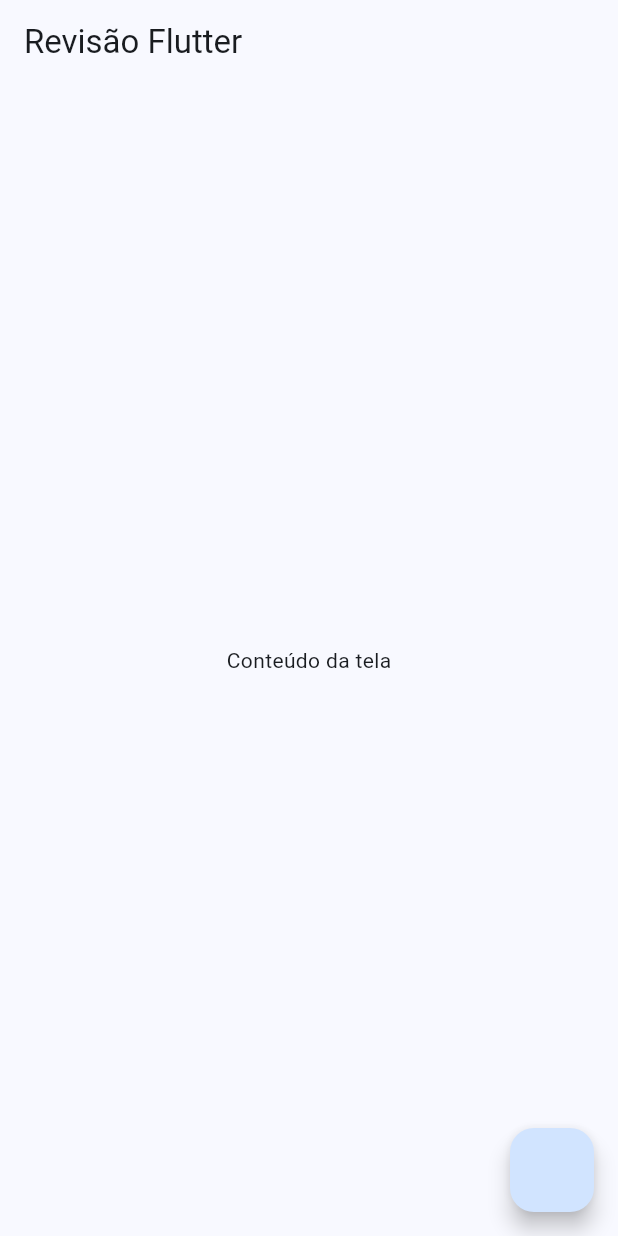
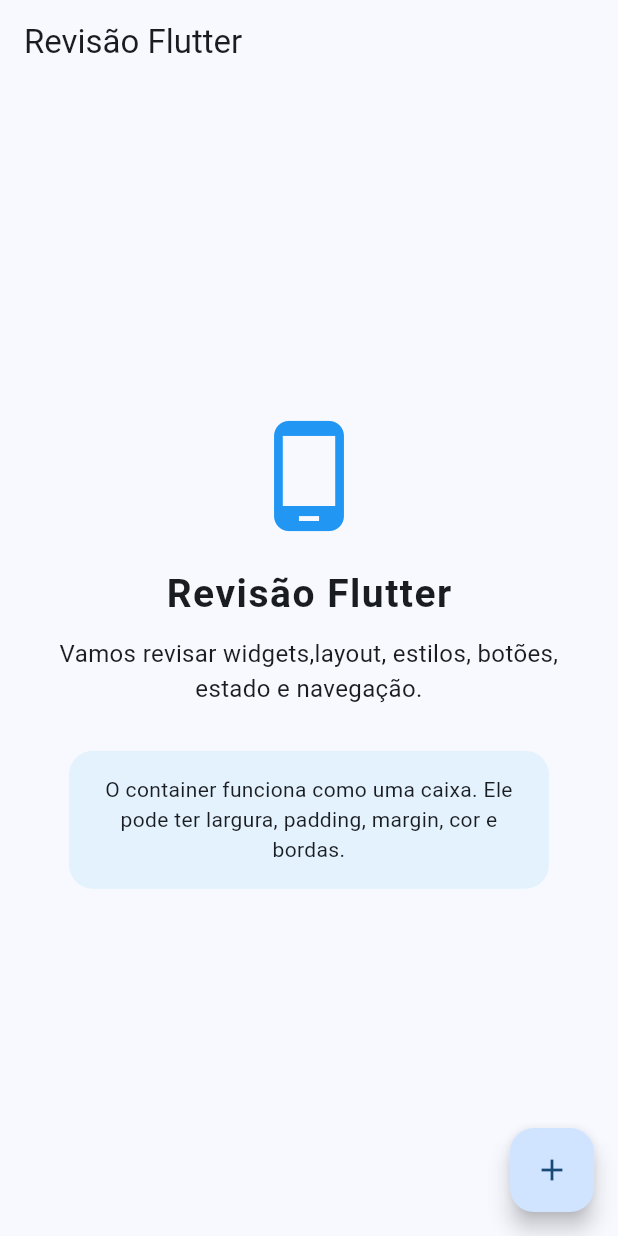
Before and after one commit to HenriquePoltronieri/Flutter-escola, a Flutter app: the screen it shows after launch, on a phone screen of 412 x 824 dp. Run offline on Flutter 3.47's test engine with Material 3 defaults, Android fonts, the phone set to English and light mode, and no system bars; our stand-ins replace device_preview.

Commit message:
atualização revisão

```diff
--- a/revisao_flutter/revisao/lib/pages/tela_revisao.dart
+++ b/revisao_flutter/revisao/lib/pages/tela_revisao.dart
@@ -1,11 +1,10 @@
 import 'package:flutter/material.dart';
 
-class TelaRevisao extends StatefulWidget { // Mudar de estado
+class TelaRevisao extends StatefulWidget {  // Mudar de estado
   const TelaRevisao({super.key});
 
   @override
-  State<TelaRevisao> createState() => _TelaRevisaoState();
-  //Onde fica os dados
+  State<TelaRevisao> createState() => _TelaRevisaoState(); //Onde fica os dados
 }
 
 class _TelaRevisaoState extends State<TelaRevisao> { //A tela que vai mudar de estado
@@ -14,21 +13,77 @@
   @override
   Widget build(BuildContext context) {
     return Scaffold( //Corpo da aplicação
-  appBar: AppBar( //Cabeçalho
-    title: const Text("Revisão Flutter"),
+
+
+      appBar: AppBar( //Cabeçalho
+        title: const Text("Revisão Flutter"),
       ),
 
-      body: const Center ( //Centraliza o conteúdo dentro dele
-        child: Text("Conteúdo da tela"),
+
+      body: SafeArea(
+        child: Padding(
+          padding: const EdgeInsets.all(20),
+          child: Column(
+            mainAxisAlignment: MainAxisAlignment.center, // Centraliza verticalmente
+            crossAxisAlignment: CrossAxisAlignment.center, // Centraliza horizontalmente
+
+            children: [
+              const Icon(
+                Icons.phone_android,
+                size: 80,
+                color: Colors.blue,
+              ),
+              const SizedBox(height: 20),
+
+              const Text(
+                'Revisão Flutter',
+                style: TextStyle(
+                  fontSize: 26,
+                  fontWeight: FontWeight.bold,
+                  letterSpacing: 1
+                ),
+              ),
+              const SizedBox(height: 10),
+
+              const Text(
+                'Vamos revisar widgets,layout, estilos, botões, estado e navegação.',
+                textAlign: TextAlign.center,
+                style: TextStyle(
+                  fontSize: 16
+                ),
+              ),
+              const SizedBox(height: 20,),
+
+              Container(
+                width: 320,
+                padding: const EdgeInsets.all(16),
+                margin: const EdgeInsets.all(10),
+                decoration: BoxDecoration(
+                  color: Colors.blue.shade50,
+                  borderRadius: BorderRadius.circular(16),
+                ),
+                child: const Text(
+                  'O container funciona como uma caixa. Ele pode ter largura, padding, margin, cor e bordas.',
+                  textAlign: TextAlign.center,
+                ),
+
+              ),
+            ],
+          ),
+        ),
       ),
+
+
 
       floatingActionButton: FloatingActionButton(
         onPressed: () {
           setState(() {
             mensagem = "Você clicou no botão flutuante";
-          });
-        }
-        ),
+          }
+        );
+      },
+  child: const Icon(Icons.add), // Adiciona o ícone de "+" aqui
+),
     );
   }
 }
```
